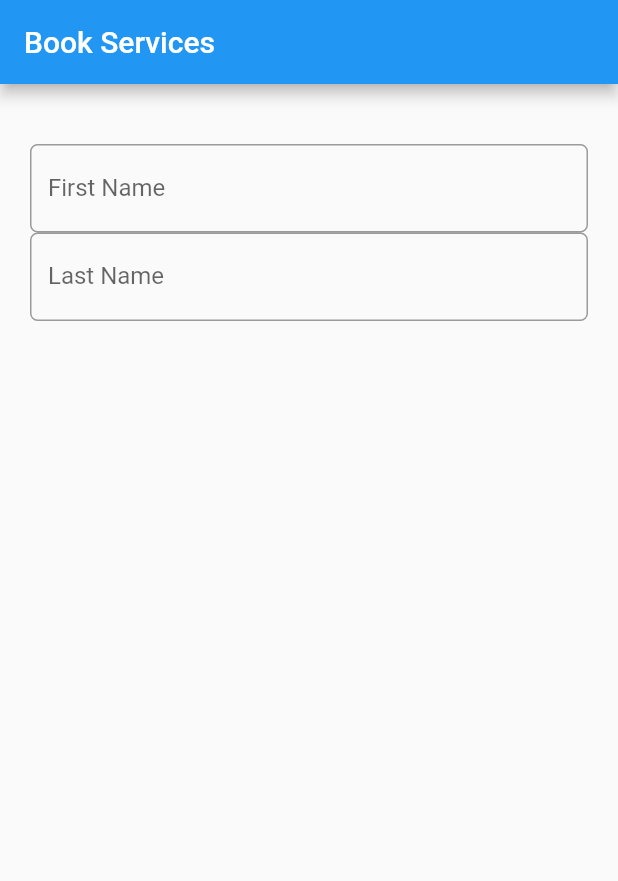
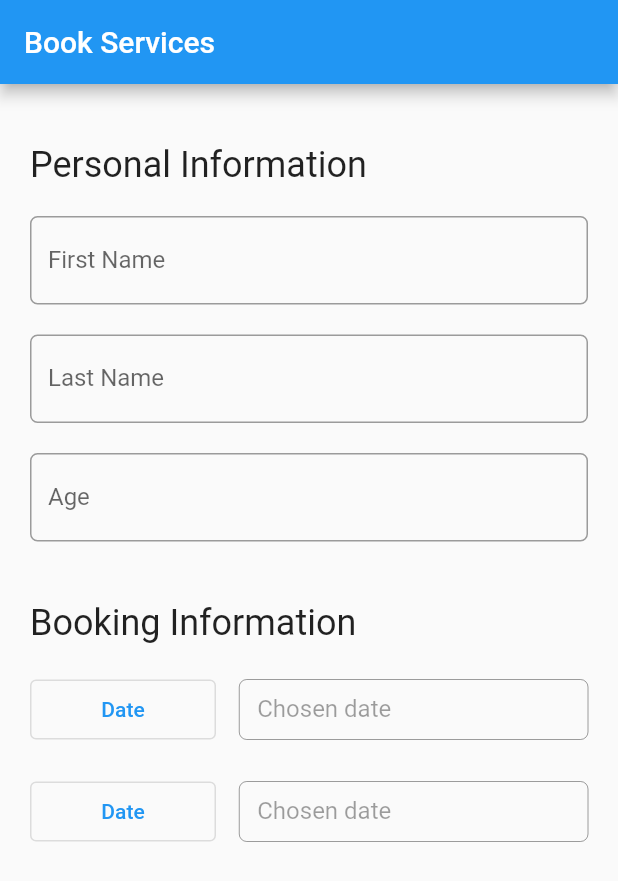
Before and after one commit to mahdi-ko/Simple-Booking-App, a Flutter app: the screen it shows after launch, on a phone screen of 412 x 824 dp. Shown: the top 881 px of the screen. Run offline on Flutter 3.47's test engine with Material 2 defaults, Android fonts, the phone set to English and light mode, and no system bars.

```diff
--- a/common/common_methods.dart
+++ /dev/null
@@ -1,5 +0,0 @@
-String? validateText(String? value) {
-  if (value!.isEmpty) return 'Please fill out this field';
-  if (value.length > 300) return 'Consider changing your name';
-  return null;
-}
--- a/lib/add_person.dart
+++ /dev/null
@@ -1,41 +0,0 @@
-import 'package:flutter/material.dart';
-
-class AddPerson extends StatelessWidget {
-  @override
-  Widget build(BuildContext context) {
-    return Scaffold(
-      appBar: AppBar(
-        title: Text('Book Services'),
-      ),
-      body: Form(
-        child: Padding(
-          padding: const EdgeInsets.symmetric(horizontal: 20, vertical: 40),
-          child: Column(
-            children: [
-              TextFormField(
-                decoration: InputDecoration(
-                  labelText: 'First Name',
-                  border: OutlineInputBorder(
-                      borderRadius: BorderRadius.all(Radius.circular(5.0)),
-                      borderSide: BorderSide(color: Colors.blue)),
-                ),
-                validator: (value) {
-                  if (value!.isEmpty) return 'please fill out this field';
-                  return null;
-                },
-              ),
-              TextFormField(
-                decoration: InputDecoration(
-                  labelText: 'Last Name',
-                  border: OutlineInputBorder(
-                      borderRadius: BorderRadius.all(Radius.circular(5.0)),
-                      borderSide: BorderSide(color: Colors.blue)),
-                ),
-              ),
-            ],
-          ),
-        ),
-      ),
-    );
-  }
-}
--- a/lib/main.dart
+++ b/lib/main.dart
@@ -1,4 +1,4 @@
-import 'package:booking_app/add_person.dart';
+import 'package:booking_app/widgets/add_person.dart';
 import 'package:flutter/material.dart';
 
 void main() {
--- /dev/null
+++ b/lib/providers/Person.dart
@@ -0,0 +1,28 @@
+import 'dart:core';
+
+import 'package:flutter/material.dart';
+
+class Person with ChangeNotifier {
+  final int? id;
+  final String? firstName;
+  final String? lastName;
+  final int? age;
+
+  Person({required this.id, required this.firstName, required this.lastName, required this.age});
+}
+
+class Persons with ChangeNotifier {
+  final List<Person> _persons = [];
+
+  List<Person> get persons => _persons;
+
+  void addPerson({String? first, String? last, int? age}) {
+    _persons.add(Person(id: 1, firstName: first, lastName: last, age: age));
+  }
+
+  void removePerson({required int? id}) {
+    _persons.removeWhere((person) {
+      return person.id == id;
+    });
+  }
+}
--- /dev/null
+++ b/lib/widgets/add_person.dart
@@ -0,0 +1,184 @@
+import 'package:booking_app/common/common_methods.dart';
+import 'package:flutter/material.dart';
+import 'package:flutter/services.dart';
+
+class AddPerson extends StatefulWidget {
+  @override
+  _AddPersonState createState() => _AddPersonState();
+}
+
+class _AddPersonState extends State<AddPerson> {
+  TextEditingController dateController = TextEditingController();
+  TextEditingController timeController = TextEditingController();
+  DateTime? chosenDate = DateTime.now();
+  TimeOfDay? chosenTime = TimeOfDay.now();
+
+  final inputBorder = const OutlineInputBorder(
+      borderRadius: BorderRadius.all(Radius.circular(5.0)),
+      borderSide: BorderSide(color: Colors.blue));
+
+  @override
+  void dispose() {
+    dateController.dispose();
+    super.dispose();
+  }
+
+  @override
+  Widget build(BuildContext context) {
+    return Scaffold(
+      appBar: AppBar(
+        title: Text('Book Services'),
+      ),
+      body: SingleChildScrollView(
+        child: Form(
+          child: Padding(
+            padding: const EdgeInsets.symmetric(horizontal: 20, vertical: 40),
+            child: Column(
+              crossAxisAlignment: CrossAxisAlignment.start,
+              mainAxisAlignment: MainAxisAlignment.spaceEvenly,
+              mainAxisSize: MainAxisSize.max,
+              children: [
+                Text(
+                  'Personal Information',
+                  style: Theme.of(context).textTheme.headline5,
+                ),
+                SizedBox(height: 20),
+                TextFormField(
+                  decoration: InputDecoration(
+                    labelText: 'First Name',
+                    border: inputBorder,
+                  ),
+                  validator: (value) {
+                    return validateName(value);
+                  },
+                ),
+                SizedBox(height: 20),
+                TextFormField(
+                  decoration: InputDecoration(
+                    labelText: 'Last Name',
+                    border: inputBorder,
+                  ),
+                  validator: (value) {
+                    return validateName(value);
+                  },
+                ),
+                SizedBox(height: 20),
+                TextFormField(
+                  inputFormatters: [FilteringTextInputFormatter.allow(RegExp(r'^\d?\d'))],
+                  keyboardType: TextInputType.number,
+                  decoration: InputDecoration(
+                    labelText: 'Age',
+                    border: inputBorder,
+                  ),
+                  validator: (value) {
+                    if (double.tryParse(value!) == null) return 'please enter a number';
+                    if (double.parse(value) < 13) return 'children can\'t book services sorry';
+                  },
+                ),
+                SizedBox(height: 40),
+                Text(
+                  'Booking Information',
+                  style: Theme.of(context).textTheme.headline5,
+                ),
+                SizedBox(height: 20),
+                _DateOrTimeRow(
+                    controller: dateController,
+                    onPressed: () async {
+                      final tmpHolder = await datePicker(context: context);
+
+                      if (tmpHolder != null) {
+                        chosenDate = tmpHolder;
+                        setState(() {
+                          dateController.text = convertDate(chosenDate)!;
+                        });
+                      }
+                    },
+                    inputBorder: inputBorder),
+                SizedBox(height: 20),
+                _DateOrTimeRow(
+                  controller: timeController,
+                  inputBorder: inputBorder,
+                  onPressed: () async {
+                    final tmpHolder = await timePicker(context: context);
+
+                    if (tmpHolder != null) {
+                      chosenTime = tmpHolder;
+                      setState(() {
+                        timeController.text = chosenTime!.format(context);
+                      });
+                    }
+                  },
+                ),
+              ],
+            ),
+          ),
+        ),
+      ),
+    );
+  }
+
+  Future<DateTime?> datePicker({required BuildContext? context}) async {
+    final now = DateTime.now();
+    return await showDatePicker(
+        currentDate: chosenDate,
+        firstDate: now,
+        context: context!,
+        helpText: 'you can book in the next 100 days',
+        initialDate: chosenDate!,
+        lastDate: DateTime.now().add(Duration(days: 100)));
+  }
+
+  Future<TimeOfDay?> timePicker({required BuildContext? context}) {
+    return showTimePicker(context: context!, initialTime: TimeOfDay.now());
+  }
+}
+
+class _DateOrTimeRow extends StatelessWidget {
+  const _DateOrTimeRow({
+    required this.controller,
+    required this.onPressed,
+    required this.inputBorder,
+  });
+
+  final TextEditingController? controller;
+  final Function? onPressed;
+  final OutlineInputBorder? inputBorder;
+
+  @override
+  Widget build(BuildContext context) {
+    return Row(
+      mainAxisSize: MainAxisSize.min,
+      children: [
+        Expanded(
+          flex: 8,
+          child: OutlinedButton(
+            style: ButtonStyle(
+              minimumSize: MaterialStateProperty.resolveWith((s) {
+                return Size(10, 40);
+              }),
+            ),
+            onPressed: () {
+              onPressed!();
+            },
+            child: Text('Date'),
+          ),
+        ),
+        Expanded(flex: 1, child: SizedBox()),
+        Expanded(
+          flex: 15,
+          child: SizedBox(
+            height: 40,
+            child: TextFormField(
+              enabled: false,
+              controller: controller,
+              decoration: InputDecoration(
+                labelText: 'Chosen date',
+                border: inputBorder,
+              ),
+            ),
+          ),
+        ),
+      ],
+    );
+  }
+}
--- a/pubspec.yaml
+++ b/pubspec.yaml
@@ -28,6 +28,7 @@ dependencies:
   # The following adds the Cupertino Icons font to your application.
   # Use with the CupertinoIcons class for iOS style icons.
   cupertino_icons: ^1.0.2
+  intl: ^0.17.0
 
 dev_dependencies:
   flutter_test:
```
Also changed, not shown: lib/common/common_methods.dart (added, +12 -0 lines), pubspec.lock.
